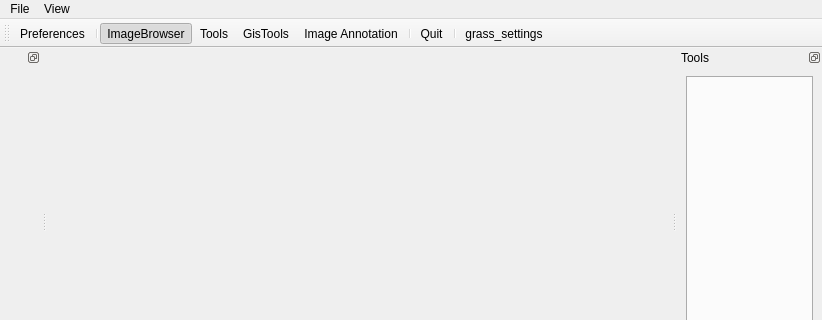
Qt form qtui/hbc_browser_ui.ui (epifanio/groundtruther_qgis) before a commit; both pictures show x 0 to 822 and y 0 to 320 of the 822 by 562 pixel window.
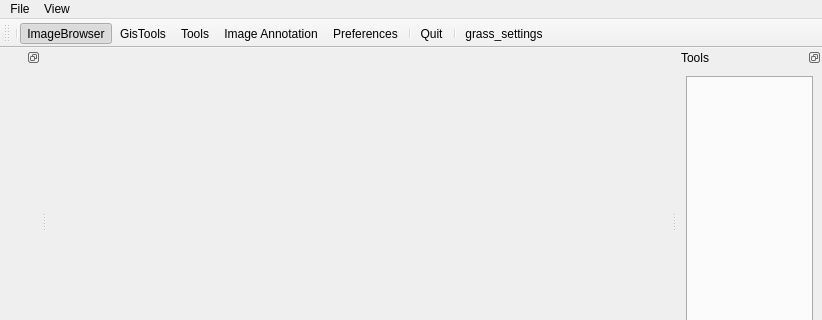
The same form after that commit. Icons and pictures are not drawn.

Commit message: rearranging grass icon in toolbar

The edit to the form file:
```diff
--- a/qtui/hbc_browser_ui.ui
+++ b/qtui/hbc_browser_ui.ui
@@ -69,12 +69,12 @@
    <attribute name="toolBarBreak">
     <bool>false</bool>
    </attribute>
-   <addaction name="actionWizard"/>
    <addaction name="separator"/>
    <addaction name="actionImageBrowser"/>
-   <addaction name="actionTools"/>
    <addaction name="actionGisTools"/>
+   <addaction name="actionTools"/>
    <addaction name="actionAnnotation"/>
+   <addaction name="actionWizard"/>
    <addaction name="separator"/>
    <addaction name="actionQuit"/>
    <addaction name="separator"/>
```
Left out of the diff: 4 changed lines with no effect on the pictures. The commit also changes 2 other files.
